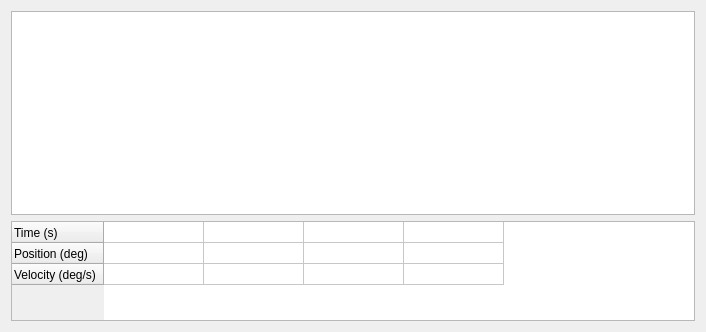
Before: the Qt Designer form march_rqt_gait_generator/resource/joint_setting.ui in project-march/ProjectMarch, drawn with Qt 5.
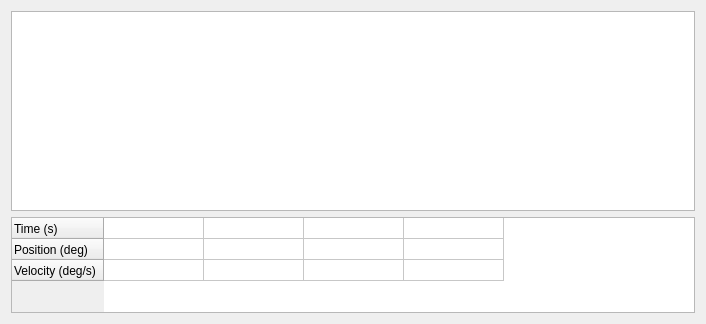
After: the same form once the commit is applied. Custom widgets are drawn as their Qt base class.

The edit to the form file:
```diff
--- a/march_rqt_gait_generator/resource/joint_setting.ui
+++ b/march_rqt_gait_generator/resource/joint_setting.ui
@@ -7,7 +7,7 @@
     <x>0</x>
     <y>0</y>
     <width>702</width>
-    <height>332</height>
+    <height>324</height>
    </rect>
   </property>
   <property name="sizePolicy">
@@ -26,7 +26,7 @@
    <item row="0" column="0">
     <widget class="GraphicsLayoutWidget" name="Plot">
      <property name="sizePolicy">
-      <sizepolicy hsizetype="MinimumExpanding" vsizetype="MinimumExpanding">
+      <sizepolicy hsizetype="MinimumExpanding" vsizetype="Maximum">
        <horstretch>0</horstretch>
        <verstretch>0</verstretch>
       </sizepolicy>
```
Left out of the diff: 2 changed lines with no effect on the pictures.
